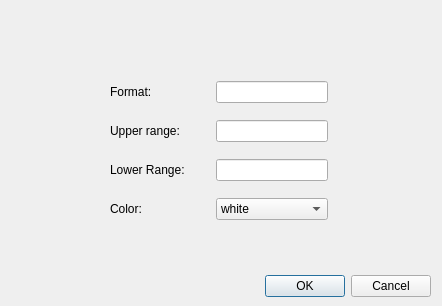
This is addchanneldialog.ui in pszem0c/RTTViewerGUI as Qt 5 draws it before an edit. The edited form follows.
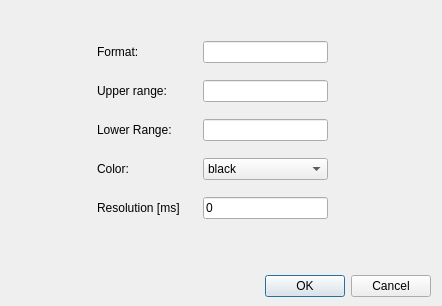
This is the edited form.

The edit to the form file:
```diff
--- a/addchanneldialog.ui
+++ b/addchanneldialog.ui
@@ -29,13 +29,13 @@
     <set>QDialogButtonBox::Cancel|QDialogButtonBox::Ok</set>
    </property>
   </widget>
-  <widget class="QWidget" name="">
+  <widget class="QWidget" name="layoutWidget">
    <property name="geometry">
     <rect>
-     <x>110</x>
-     <y>70</y>
-     <width>218</width>
-     <height>161</height>
+     <x>97</x>
+     <y>30</y>
+     <width>231</width>
+     <height>201</height>
     </rect>
    </property>
    <layout class="QVBoxLayout" name="verticalLayout">
@@ -140,11 +140,6 @@
       </item>
       <item>
        <widget class="QComboBox" name="colorComboBox">
-        <item>
-         <property name="text">
-          <string>white</string>
-         </property>
-        </item>
         <item>
          <property name="text">
           <string>black</string>
@@ -179,6 +174,36 @@
       </item>
      </layout>
     </item>
+    <item>
+     <layout class="QHBoxLayout" name="horizontalLayout_6">
+      <item>
+       <widget class="QLabel" name="label_6">
+        <property name="sizePolicy">
+         <sizepolicy hsizetype="Fixed" vsizetype="Fixed">
+          <horstretch>0</horstretch>
+          <verstretch>0</verstretch>
+         </sizepolicy>
+        </property>
+        <property name="minimumSize">
+         <size>
+          <width>100</width>
+          <height>0</height>
+         </size>
+        </property>
+        <property name="text">
+         <string>Resolution [ms]</string>
+        </property>
+       </widget>
+      </item>
+      <item>
+       <widget class="QLineEdit" name="msResolutionEdit">
+        <property name="text">
+         <string>0</string>
+        </property>
+       </widget>
+      </item>
+     </layout>
+    </item>
    </layout>
   </widget>
  </widget>
```
